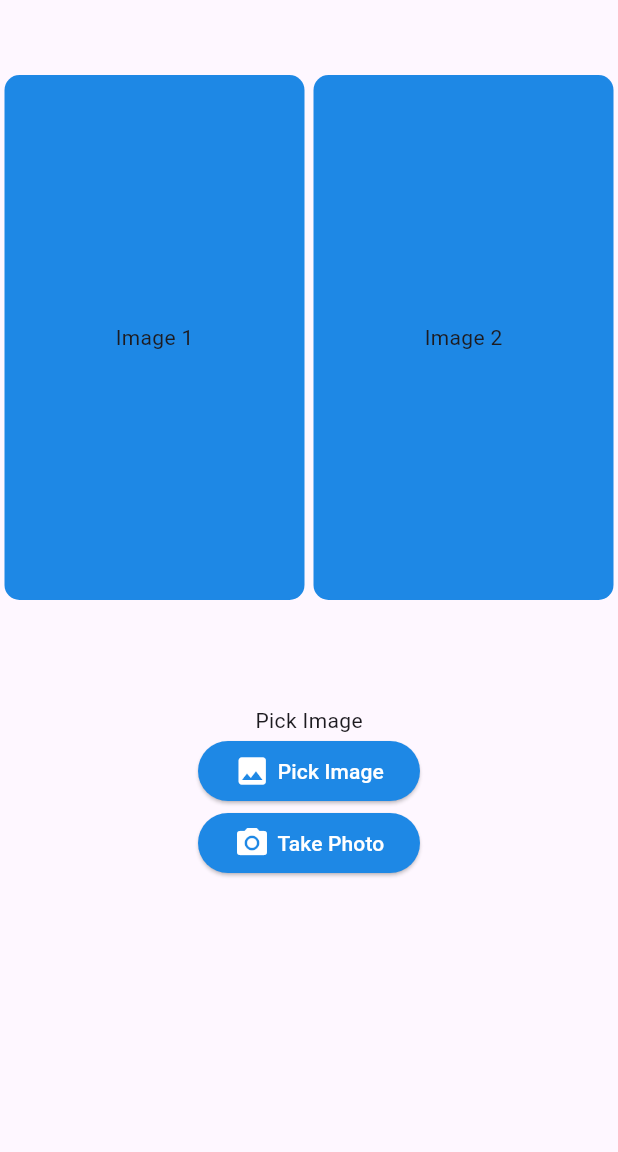
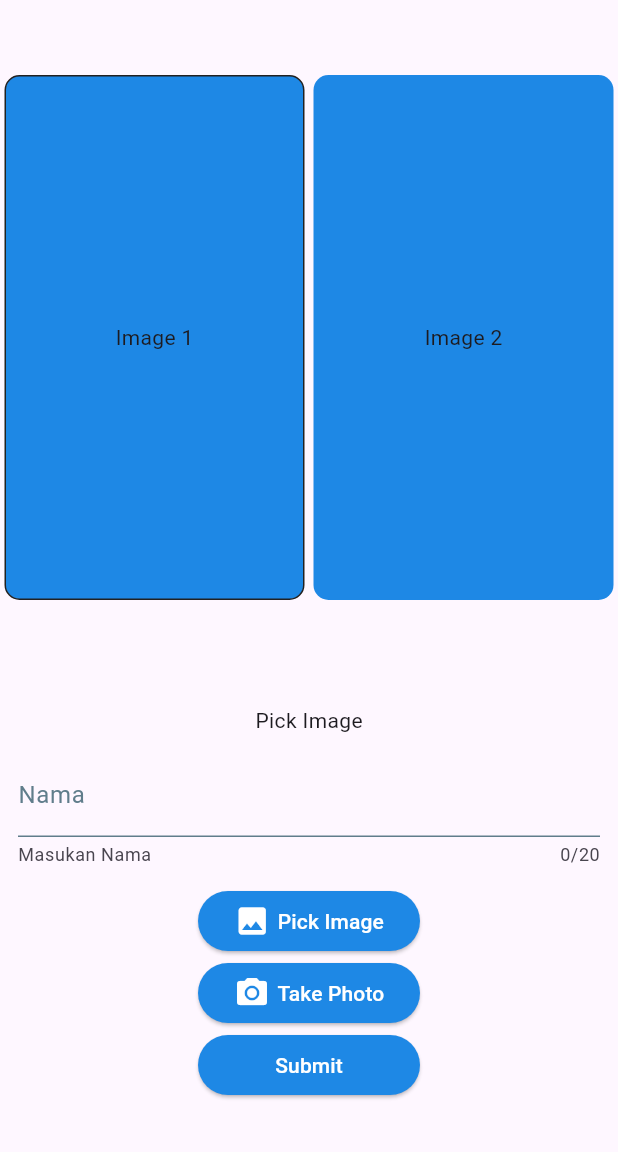
Before and after one commit to alldone03/isafetyscan, a Flutter app: the screen it shows after launch, after a tap on "Take Photo", on a phone screen of 412 x 824 dp, the part 84-1236 px from its top. Run offline on Flutter 3.47's test engine with Material 3 defaults, Android fonts, the phone set to English and light mode, and no system bars; our stand-ins replace image_picker.

Commit message:
Feat: pick image and capture image

```diff
--- a/lib/main.dart
+++ b/lib/main.dart
@@ -2,12 +2,14 @@ import 'package:flutter/material.dart';
 import 'package:isafetyscan/pages/pick_image.dart';
 import 'package:isafetyscan/pages/splashscreen.dart';
 import 'package:isafetyscan/provider/count.dart';
+import 'package:isafetyscan/provider/image.dart';
 import 'package:provider/provider.dart';
 
 void main() {
   runApp(MultiProvider(
     providers: [
       ChangeNotifierProvider(create: (context) => Count()),
+      ChangeNotifierProvider(create: (context) => ImgProvider()),
     ],
     child: MaterialApp(
       // debugShowCheckedModeBanner: false,
--- a/lib/pages/pick_image.dart
+++ b/lib/pages/pick_image.dart
@@ -1,14 +1,42 @@
+import 'dart:io';
+import 'package:http/http.dart' as http;
 import 'package:flutter/material.dart';
 import 'package:image_picker/image_picker.dart';
+import 'package:isafetyscan/provider/image.dart';
+import 'package:provider/provider.dart';
 
 class PickImage extends StatelessWidget {
   const PickImage({super.key});
 
   @override
   Widget build(BuildContext context) {
+    TextEditingController _nameController = TextEditingController();
     Future<void> _pickImageFromGallery() async {
       final returnedImage =
           await ImagePicker().pickImage(source: ImageSource.gallery);
+      if (returnedImage != null) {
+        context.read<ImgProvider>().insert(returnedImage.path);
+      }
+    }
+
+    Future<void> _pickImageFromCamera() async {
+      final returnedImage =
+          await ImagePicker().pickImage(source: ImageSource.camera);
+      if (returnedImage != null) {
+        context.read<ImgProvider>().insert(returnedImage.path);
+      }
+    }
+
+    Future<void> uploadFile(String url, File file) async {
+      var request = http.MultipartRequest('POST', Uri.parse(url));
+      request.files.add(await http.MultipartFile.fromPath('file', file.path));
+
+      var response = await request.send();
+      if (response.statusCode == 200) {
+        // Upload successful
+      } else {
+        // Handle error
+      }
     }
 
     return Scaffold(
@@ -35,16 +63,35 @@ class PickImage extends StatelessWidget {
               Row(
                 mainAxisAlignment: MainAxisAlignment.spaceAround,
                 children: [
-                  Container(
+                  context.watch<ImgProvider>().pickedImage == ""
+                      ? Container(
                           height: 350,
                           width: 200,
                           decoration: BoxDecoration(
                             color: Colors.blue[600],
                             borderRadius: BorderRadius.circular(10),
+                            border: Border.all(
+                              width: 1.0,
+                              color: Colors.grey[900]!,
+                            ),
                           ),
                           child: const Center(
                             child: Text("Image 1"),
                           ),
+                        )
+                      : Container(
+                          height: 350,
+                          width: 200,
+                          decoration: BoxDecoration(
+                            // color: Colors.blue[600],
+                            borderRadius: BorderRadius.circular(10),
+                            border: Border.all(
+                              width: 1.0,
+                              color: Colors.grey[900]!,
+                            ),
+                          ),
+                          child: Image.file(
+                              File(context.watch<ImgProvider>().pickedImage)),
                         ),
                   Container(
                     height: 350,
@@ -63,15 +110,36 @@ class PickImage extends StatelessWidget {
                 height: 70,
               ),
               const Text("Pick Image"),
+              Container(
+                padding: const EdgeInsets.all(12),
+                margin: const EdgeInsets.only(),
+                child: TextFormField(
+                  // initialValue: '',
+                  maxLength: 20,
+                  decoration: const InputDecoration(
+                    labelText: 'Nama',
+                    labelStyle: TextStyle(
+                      color: Colors.blueGrey,
+                    ),
+                    enabledBorder: UnderlineInputBorder(
+                      borderSide: BorderSide(
+                        color: Colors.blueGrey,
+                      ),
+                    ),
+                    helperText: "Masukan Nama",
+                  ),
+                  controller: _nameController,
+                ),
+              ),
               ElevatedButton(
                 style: ElevatedButton.styleFrom(
                   backgroundColor: Colors.blue[600],
                   foregroundColor: Colors.white,
                 ),
                 onPressed: _pickImageFromGallery,
-                child: Container(
+                child: const SizedBox(
                   width: 100,
-                  child: const Row(
+                  child: Row(
                     mainAxisAlignment: MainAxisAlignment.center,
                     children: [
                       Icon(
@@ -91,10 +159,10 @@ class PickImage extends StatelessWidget {
                   backgroundColor: Colors.blue[600],
                   foregroundColor: Colors.white,
                 ),
-                onPressed: () {},
-                child: Container(
+                onPressed: _pickImageFromCamera,
+                child: const SizedBox(
                   width: 100,
-                  child: const Row(
+                  child: Row(
                     mainAxisAlignment: MainAxisAlignment.center,
                     children: [
                       Icon(
@@ -109,6 +177,22 @@ class PickImage extends StatelessWidget {
                   ),
                 ),
               ),
+              ElevatedButton(
+                style: ElevatedButton.styleFrom(
+                  backgroundColor: Colors.blue[600],
+                  foregroundColor: Colors.white,
+                ),
+                onPressed: () {},
+                child: Container(
+                  width: 100,
+                  child: const Row(
+                    mainAxisAlignment: MainAxisAlignment.center,
+                    children: [
+                      Text("Submit"),
+                    ],
+                  ),
+                ),
+              ),
             ],
           ),
         ),
--- /dev/null
+++ b/lib/provider/image.dart
@@ -0,0 +1,19 @@
+import 'package:flutter/material.dart';
+
+class ImgProvider with ChangeNotifier {
+  String _pickedImage = "";
+
+  // int get count => _count;
+  String get pickedImage => _pickedImage;
+
+  void insert(String file) {
+    _pickedImage = file;
+    // print(_pickedImage);
+    notifyListeners();
+  }
+
+  // void decrement() {
+  //   _count--;
+  //   notifyListeners();
+  // }
+}
--- a/pubspec.yaml
+++ b/pubspec.yaml
@@ -36,6 +36,10 @@ dependencies:
   cupertino_icons: ^1.0.6
   provider: ^6.1.2
   image_picker: ^1.1.2
+  # camera: ^0.11.0+2
+  path: ^1.9.0
+  path_provider: ^2.1.4
+  http: ^1.2.2
 
 dev_dependencies:
   flutter_test:
```
Also changed, not shown: pubspec.lock. Lines whose indentation alone changed are shown as unchanged.
